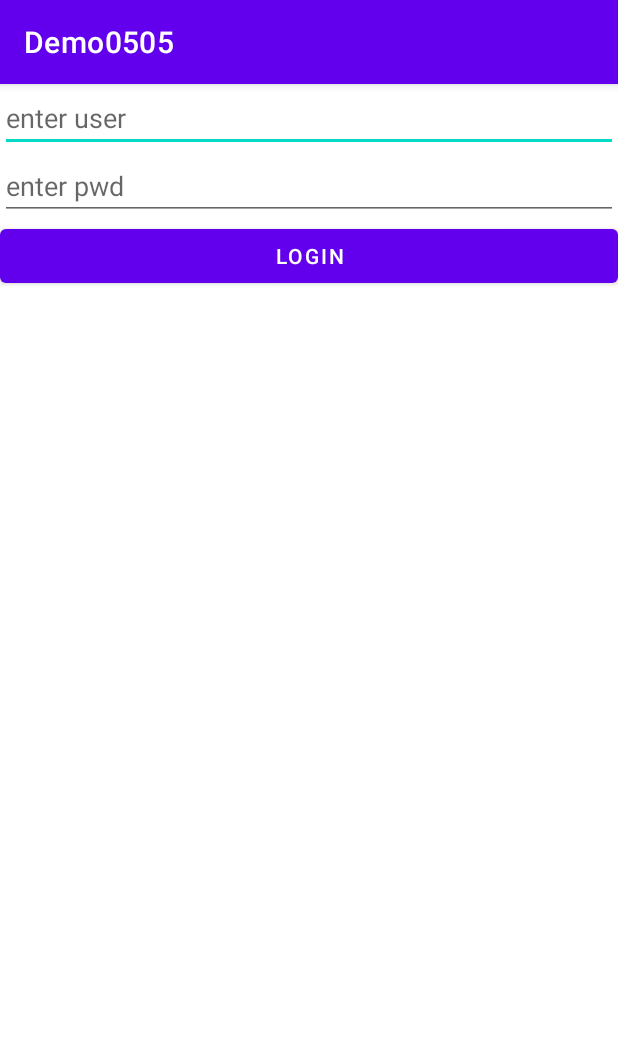
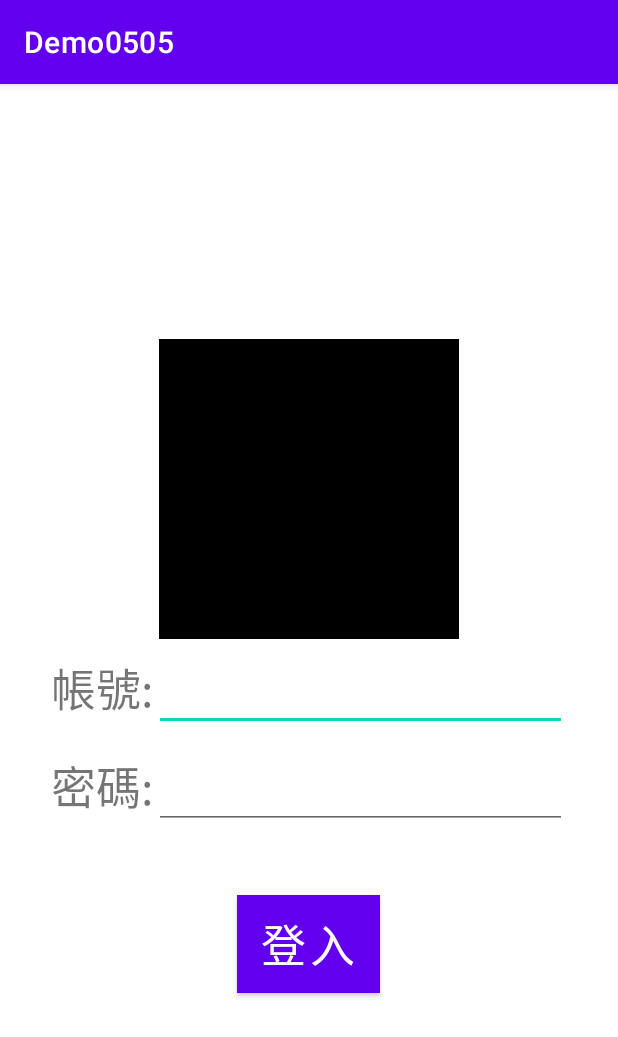
Before and after one commit to Kuanchiayi/PunchDemo, an Android app: the LoginActivity screen opened directly, with no data from a screen before it, on a phone screen of 412 x 824 dp. Shown: the top 1037 px of the screen. Run offline under Robolectric (Android 15) with nearby library versions, the phone set to English and light mode, and no system bars.

Commit message:
change login.xml layout

```diff
--- a/app/src/main/res/layout/activity_login.xml
+++ b/app/src/main/res/layout/activity_login.xml
@@ -1,25 +1,61 @@
 <?xml version="1.0" encoding="utf-8"?>
-<LinearLayout xmlns:android="http://schemas.android.com/apk/res/android"
+<LinearLayout
+    xmlns:android="http://schemas.android.com/apk/res/android"
     xmlns:tools="http://schemas.android.com/tools"
     android:layout_width="match_parent"
     android:layout_height="match_parent"
-    tools:context=".LoginActivity"
-    android:orientation="vertical">
-    <EditText
-        android:id="@+id/user"
-        android:layout_width="match_parent"
+    android:orientation="vertical"
+    tools:context=".MainActivity">
+    <ImageView
+        android:id="@+id/iv_black"
+        android:layout_width="200dp"
+        android:layout_height="200dp"
+        android:layout_gravity="center_horizontal"
+        android:layout_marginTop="170dp"
+        android:scaleType="centerInside"
+        android:src="@color/black" />
+    <LinearLayout
+        android:layout_width="wrap_content"
         android:layout_height="wrap_content"
-        android:hint="enter user"
-        android:inputType="text" />
-    <EditText
-        android:id="@+id/password"
-        android:layout_width="match_parent"
+        android:layout_gravity="center_horizontal"
+        android:layout_marginTop="10dp"
+        android:orientation="horizontal">
+        <TextView
+            android:layout_width="wrap_content"
+            android:layout_height="wrap_content"
+            android:text="帳號:"
+            android:textSize="30sp"/>
+        <EditText
+            android:id="@+id/et_AN"
+            android:layout_width="275dp"
+            android:layout_height="wrap_content"
+            android:layout_marginBottom="20sp"/>.
+    </LinearLayout>
+    <LinearLayout
+        android:layout_width="wrap_content"
         android:layout_height="wrap_content"
-        android:hint="enter pwd"
-        android:inputType="textPassword" />
-    <Button
-        android:id="@+id/btn_confirm"
-        android:layout_width="match_parent"
-        android:layout_height="wrap_content"
-        android:text="login"/>
+        android:layout_gravity="center_horizontal"
+        android:orientation="horizontal">
+        <TextView
+            android:layout_width="wrap_content"
+            android:layout_height="wrap_content"
+            android:text="密碼:"
+            android:textSize="30dp"/>.
+        <EditText
+            android:id="@+id/et_PW"
+            android:layout_width="275dp"
+            android:layout_height="wrap_content"
+            android:layout_marginBottom="20sp"/>.
+    </LinearLayout>
+        <Button
+            android:id="@+id/btn_login"
+            android:layout_marginHorizontal="10sp"
+            android:layout_width="wrap_content"
+            android:layout_height="wrap_content"
+            android:layout_marginTop="30dp"
+            android:layout_gravity="center_horizontal"
+            android:text="登入"
+            android:textSize="30dp"
+            android:textColor="@color/white"
+            android:background="@color/black"/>
 </LinearLayout>
```
